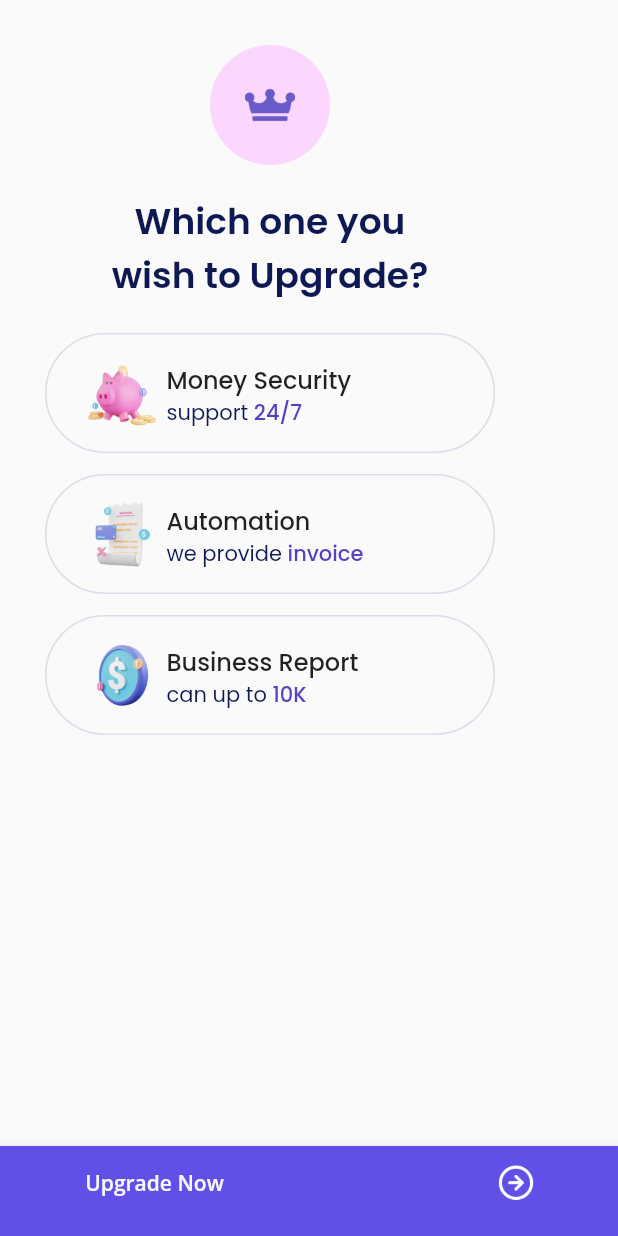
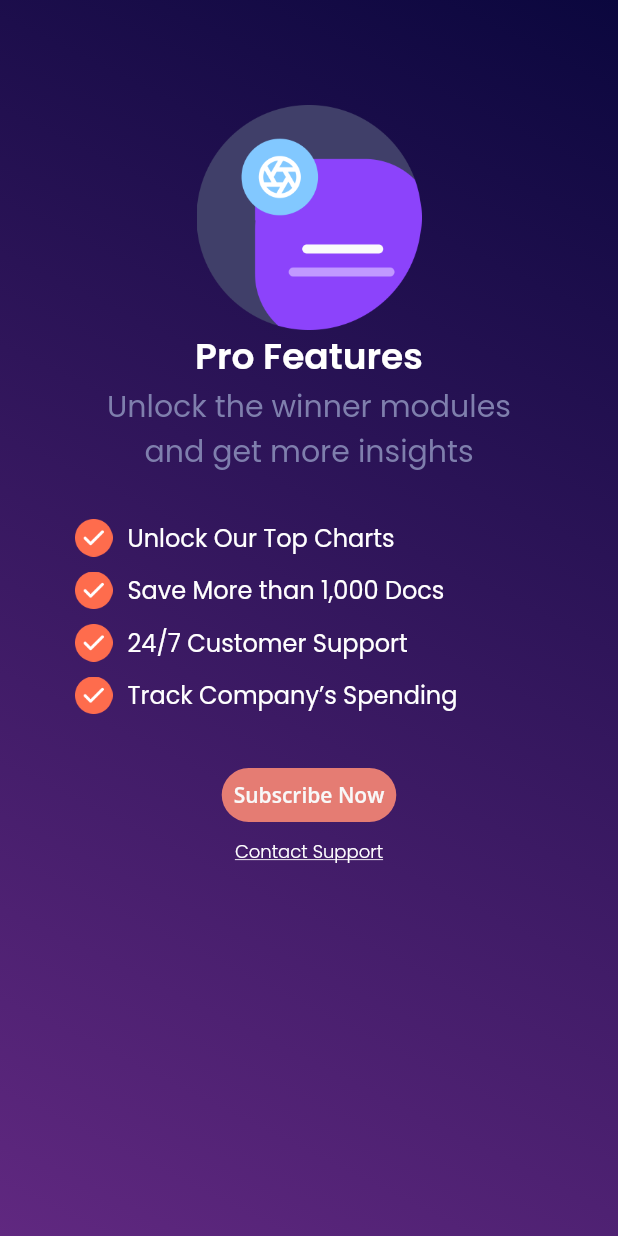
Before and after one commit to farisqadr/sevendays, a Flutter app: the screen it shows after launch, on a phone screen of 412 x 824 dp. Run offline on Flutter 3.47's test engine with Material 2 defaults, Android fonts, the phone set to English and light mode, and no system bars; our stand-ins replace google_fonts.

Commit message:
Challenge 6 completed 99%

```diff
--- a/analysis_options.yaml
+++ b/analysis_options.yaml
@@ -27,6 +27,8 @@ linter:
     use_key_in_widget_constructors: false
     prefer_const_constructors: false
     sized_box_for_whitespace: false
+    prefer_const_literals_to_create_immutables: false
+
 
 # Additional information about this file can be found at
 # https://dart.dev/guides/language/analysis-options
--- a/lib/main.dart
+++ b/lib/main.dart
@@ -1,11 +1,11 @@
 import 'package:flutter/material.dart';
-import 'package:sevendays/pages/feature.dart';
+import 'package:sevendays/pages/challenge6.dart';
 
 void main() => runApp(SevenDays());
 
 class SevenDays extends StatelessWidget {
   @override
   Widget build(BuildContext context) {
-    return MaterialApp(debugShowCheckedModeBanner: false, home: FeatureLight());
+    return MaterialApp(debugShowCheckedModeBanner: false, home: ChallengeSix());
   }
 }
--- /dev/null
+++ b/lib/pages/challenge6.dart
@@ -0,0 +1,145 @@
+import 'package:flutter/material.dart';
+import 'package:google_fonts/google_fonts.dart';
+import 'package:sevendays/widget/theme.dart';
+
+class ChallengeSix extends StatelessWidget {
+  const ChallengeSix({Key? key}) : super(key: key);
+
+  @override
+  Widget build(BuildContext context) {
+    Widget header() {
+      return Padding(
+        padding: const EdgeInsets.only(top: 70),
+        child: Column(
+          children: [
+            Image.asset(
+              'assets/feature.png',
+              width: 150,
+            ),
+            Text(
+              'Pro Features',
+              style: titleTextStyle,
+            ),
+            Text(
+              'Unlock the winner modules\nand get more insights',
+              style: priceTextStyle,
+              textAlign: TextAlign.center,
+            )
+          ],
+        ),
+      );
+    }
+
+    Widget body() {
+      return Padding(
+        padding: const EdgeInsets.only(top: 30, left: 50),
+        child: Column(
+          children: [
+            Row(
+              mainAxisAlignment: MainAxisAlignment.start,
+              children: [
+                Image.asset(
+                  'assets/icon_check.png',
+                  width: 25,
+                ),
+                SizedBox(
+                  width: 10,
+                ),
+                Text(
+                  'Unlock Our Top Charts',
+                  style: whiteBodyStyle,
+                )
+              ],
+            ),
+            SizedBox(
+              height: 10,
+            ),
+            Row(
+              children: [
+                Image.asset(
+                  'assets/icon_check.png',
+                  width: 25,
+                ),
+                SizedBox(
+                  width: 10,
+                ),
+                Text('Save More than 1,000 Docs', style: whiteBodyStyle)
+              ],
+            ),
+            SizedBox(
+              height: 10,
+            ),
+            Row(
+              children: [
+                Image.asset(
+                  'assets/icon_check.png',
+                  width: 25,
+                ),
+                SizedBox(
+                  width: 10,
+                ),
+                Text('24/7 Customer Support', style: whiteBodyStyle)
+              ],
+            ),
+            SizedBox(
+              height: 10,
+            ),
+            Row(
+              children: [
+                Image.asset(
+                  'assets/icon_check.png',
+                  width: 25,
+                ),
+                SizedBox(
+                  width: 10,
+                ),
+                Text('Track Company’s Spending', style: whiteBodyStyle)
+              ],
+            ),
+          ],
+        ),
+      );
+    }
+
+    return Container(
+      decoration: BoxDecoration(
+          gradient: LinearGradient(
+              begin: Alignment.topRight,
+              end: Alignment.bottomLeft,
+              colors: [Color(0xff0B073E), Color(0xff602880)])),
+      child: Scaffold(
+        backgroundColor: Colors.transparent,
+        body: Column(
+          children: [
+            header(),
+            body(),
+            SizedBox(
+              height: 30,
+            ),
+            TextButton(
+                style: TextButton.styleFrom(
+                  backgroundColor: Color(0xffE57C73),
+                  shadowColor: Color(0xffE57C73),
+                  shape: RoundedRectangleBorder(
+                      borderRadius: BorderRadius.circular(20)),
+                ),
+                onPressed: () {},
+                child: Text(
+                  'Subscribe Now',
+                  style: buttonTextStyle,
+                )),
+            SizedBox(
+              height: 5,
+            ),
+            Text('Contact Support',
+                style: GoogleFonts.poppins(
+                    fontSize: 12,
+                    fontWeight: FontWeight.w300,
+                    color: Colors.white,
+                    decoration: TextDecoration.underline))
+          ],
+        ),
+      ),
+    );
+  }
+}
--- a/lib/widget/theme.dart
+++ b/lib/widget/theme.dart
@@ -21,9 +21,12 @@ Color whiteColor = Color(0xffFFFFFF);
 TextStyle titleTextStyle = GoogleFonts.poppins(
     color: whiteColor, fontSize: 24, fontWeight: FontWeight.w600);
 
-TextStyle priceTextStyle = GoogleFonts.poppins(color: whiteColor, fontSize: 20);
+TextStyle priceTextStyle =
+    GoogleFonts.poppins(color: Color(0xff7F7FAD), fontSize: 20);
 
 TextStyle descTextStyle = GoogleFonts.poppins(
     color: whiteColor, fontSize: 20, fontWeight: FontWeight.w500);
 
+TextStyle whiteBodyStyle = GoogleFonts.poppins(color: whiteColor, fontSize: 16);
+
 Color pinkColor = Color(0xffF94593);
```
